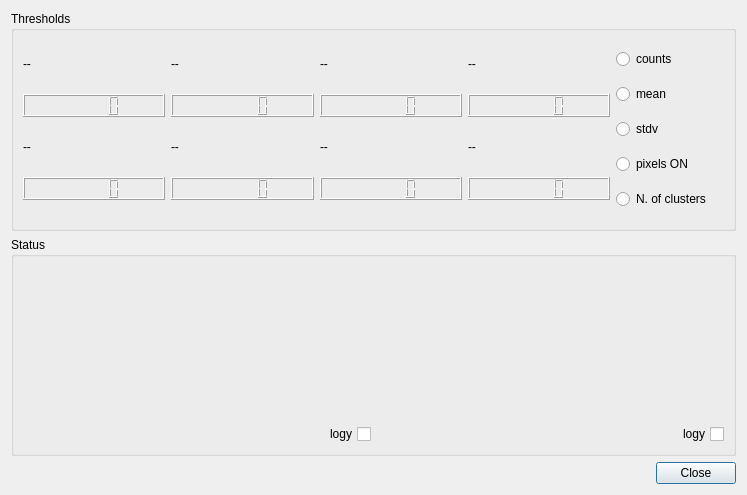
Qt form SpidrMpx3Eq/mtrDialog.ui (navrit/dexter) before a commit.
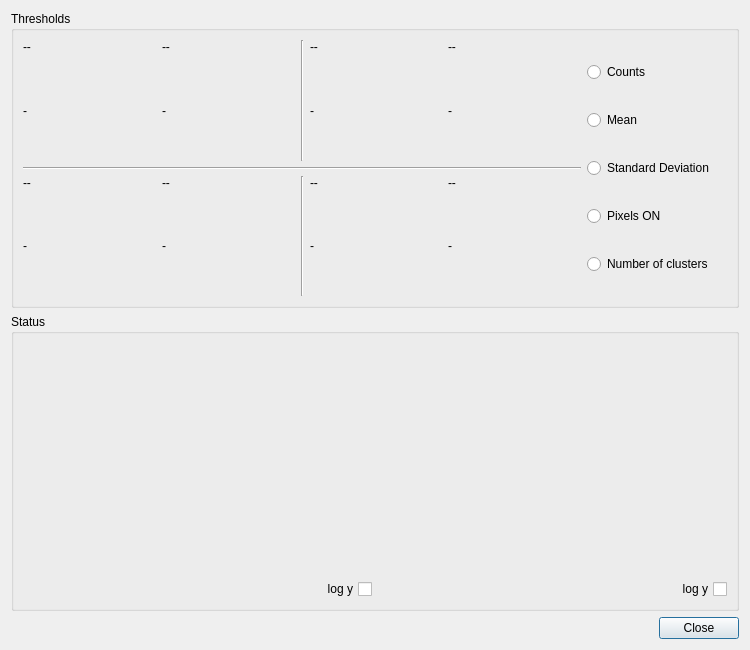
The same form after that commit. Custom widgets are drawn as their Qt base class.

Commit message: 1. UI tweaks - LCD numbers are hard to read - changed to normal QLabels 2. Added some .bin file

```diff
--- a/SpidrMpx3Eq/mtrDialog.ui
+++ b/SpidrMpx3Eq/mtrDialog.ui
@@ -6,10 +6,22 @@
    <rect>
     <x>0</x>
     <y>0</y>
-    <width>747</width>
-    <height>495</height>
+    <width>750</width>
+    <height>650</height>
    </rect>
   </property>
+  <property name="sizePolicy">
+   <sizepolicy hsizetype="Minimum" vsizetype="Minimum">
+    <horstretch>0</horstretch>
+    <verstretch>0</verstretch>
+   </sizepolicy>
+  </property>
+  <property name="minimumSize">
+   <size>
+    <width>750</width>
+    <height>600</height>
+   </size>
+  </property>
   <property name="windowTitle">
    <string>Dialog</string>
   </property>
@@ -67,26 +79,26 @@
               </property>
              </widget>
             </item>
-            <item row="0" column="2">
-             <widget class="QLabel" name="thl2Label">
-              <property name="sizePolicy">
-               <sizepolicy hsizetype="Preferred" vsizetype="Fixed">
-                <horstretch>0</horstretch>
-                <verstretch>0</verstretch>
-               </sizepolicy>
-              </property>
-              <property name="text">
-               <string>--</string>
-              </property>
-              <property name="textFormat">
-               <enum>Qt::RichText</enum>
-              </property>
-              <property name="alignment">
-               <set>Qt::AlignBottom|Qt::AlignLeading|Qt::AlignLeft</set>
-              </property>
-             </widget>
-            </item>
             <item row="0" column="3">
+             <widget class="QLabel" name="thl2Label">
+              <property name="sizePolicy">
+               <sizepolicy hsizetype="Preferred" vsizetype="Fixed">
+                <horstretch>0</horstretch>
+                <verstretch>0</verstretch>
+               </sizepolicy>
+              </property>
+              <property name="text">
+               <string>--</string>
+              </property>
+              <property name="textFormat">
+               <enum>Qt::RichText</enum>
+              </property>
+              <property name="alignment">
+               <set>Qt::AlignBottom|Qt::AlignLeading|Qt::AlignLeft</set>
+              </property>
+             </widget>
+            </item>
+            <item row="0" column="4">
              <widget class="QLabel" name="thl3Label">
               <property name="sizePolicy">
                <sizepolicy hsizetype="Preferred" vsizetype="Fixed">
@@ -102,47 +114,7 @@
               </property>
              </widget>
             </item>
-            <item row="1" column="0">
-             <widget class="QLCDNumber" name="lcdNumber0">
-              <property name="sizePolicy">
-               <sizepolicy hsizetype="Minimum" vsizetype="Fixed">
-                <horstretch>0</horstretch>
-                <verstretch>0</verstretch>
-               </sizepolicy>
-              </property>
-             </widget>
-            </item>
-            <item row="1" column="1">
-             <widget class="QLCDNumber" name="lcdNumber1">
-              <property name="sizePolicy">
-               <sizepolicy hsizetype="Minimum" vsizetype="Fixed">
-                <horstretch>0</horstretch>
-                <verstretch>0</verstretch>
-               </sizepolicy>
-              </property>
-             </widget>
-            </item>
-            <item row="1" column="2">
-             <widget class="QLCDNumber" name="lcdNumber2">
-              <property name="sizePolicy">
-               <sizepolicy hsizetype="Minimum" vsizetype="Fixed">
-                <horstretch>0</horstretch>
-                <verstretch>0</verstretch>
-               </sizepolicy>
-              </property>
-             </widget>
-            </item>
-            <item row="1" column="3">
-             <widget class="QLCDNumber" name="lcdNumber3">
-              <property name="sizePolicy">
-               <sizepolicy hsizetype="Minimum" vsizetype="Fixed">
-                <horstretch>0</horstretch>
-                <verstretch>0</verstretch>
-               </sizepolicy>
-              </property>
-             </widget>
-            </item>
-            <item row="2" column="0">
+            <item row="3" column="0">
              <widget class="QLabel" name="thl4Label">
               <property name="sizePolicy">
                <sizepolicy hsizetype="Preferred" vsizetype="Fixed">
@@ -161,7 +133,7 @@
               </property>
              </widget>
             </item>
-            <item row="2" column="1">
+            <item row="3" column="1">
              <widget class="QLabel" name="thl5Label">
               <property name="sizePolicy">
                <sizepolicy hsizetype="Preferred" vsizetype="Fixed">
@@ -177,7 +149,7 @@
               </property>
              </widget>
             </item>
-            <item row="2" column="2">
+            <item row="3" column="3">
              <widget class="QLabel" name="thl6Label">
               <property name="sizePolicy">
                <sizepolicy hsizetype="Preferred" vsizetype="Fixed">
@@ -196,7 +168,7 @@
               </property>
              </widget>
             </item>
-            <item row="2" column="3">
+            <item row="3" column="4">
              <widget class="QLabel" name="thl7Label">
               <property name="sizePolicy">
                <sizepolicy hsizetype="Preferred" vsizetype="Fixed">
@@ -212,43 +184,80 @@
               </property>
              </widget>
             </item>
-            <item row="3" column="0">
-             <widget class="QLCDNumber" name="lcdNumber4">
-              <property name="sizePolicy">
-               <sizepolicy hsizetype="Minimum" vsizetype="Fixed">
-                <horstretch>0</horstretch>
-                <verstretch>0</verstretch>
-               </sizepolicy>
+            <item row="4" column="3">
+             <widget class="QLabel" name="lcdNumber6">
+              <property name="text">
+               <string>-</string>
               </property>
              </widget>
             </item>
-            <item row="3" column="1">
-             <widget class="QLCDNumber" name="lcdNumber5">
-              <property name="sizePolicy">
-               <sizepolicy hsizetype="Minimum" vsizetype="Fixed">
-                <horstretch>0</horstretch>
-                <verstretch>0</verstretch>
-               </sizepolicy>
+            <item row="1" column="4">
+             <widget class="QLabel" name="lcdNumber3">
+              <property name="text">
+               <string>-</string>
               </property>
              </widget>
             </item>
-            <item row="3" column="2">
-             <widget class="QLCDNumber" name="lcdNumber6">
-              <property name="sizePolicy">
-               <sizepolicy hsizetype="Minimum" vsizetype="Fixed">
-                <horstretch>0</horstretch>
-                <verstretch>0</verstretch>
-               </sizepolicy>
+            <item row="1" column="1">
+             <widget class="QLabel" name="lcdNumber1">
+              <property name="text">
+               <string>-</string>
               </property>
              </widget>
             </item>
-            <item row="3" column="3">
-             <widget class="QLCDNumber" name="lcdNumber7">
-              <property name="sizePolicy">
-               <sizepolicy hsizetype="Minimum" vsizetype="Fixed">
-                <horstretch>0</horstretch>
-                <verstretch>0</verstretch>
-               </sizepolicy>
+            <item row="4" column="0">
+             <widget class="QLabel" name="lcdNumber4">
+              <property name="text">
+               <string>-</string>
+              </property>
+             </widget>
+            </item>
+            <item row="1" column="0">
+             <widget class="QLabel" name="lcdNumber0">
+              <property name="text">
+               <string>-</string>
+              </property>
+             </widget>
+            </item>
+            <item row="4" column="4">
+             <widget class="QLabel" name="lcdNumber7">
+              <property name="text">
+               <string>-</string>
+              </property>
+             </widget>
+            </item>
+            <item row="1" column="3">
+             <widget class="QLabel" name="lcdNumber2">
+              <property name="text">
+               <string>-</string>
+              </property>
+             </widget>
+            </item>
+            <item row="2" column="0" colspan="5">
+             <widget class="Line" name="lineHorizontal">
+              <property name="orientation">
+               <enum>Qt::Horizontal</enum>
+              </property>
+             </widget>
+            </item>
+            <item row="4" column="1">
+             <widget class="QLabel" name="lcdNumber5">
+              <property name="text">
+               <string>-</string>
+              </property>
+             </widget>
+            </item>
+            <item row="3" column="2" rowspan="2">
+             <widget class="Line" name="line">
+              <property name="orientation">
+               <enum>Qt::Vertical</enum>
+              </property>
+             </widget>
+            </item>
+            <item row="0" column="2" rowspan="2">
+             <widget class="Line" name="line_2">
+              <property name="orientation">
+               <enum>Qt::Vertical</enum>
               </property>
              </widget>
             </item>
@@ -268,7 +277,7 @@
                <string>Sum of counts in all pixels</string>
               </property>
               <property name="text">
-               <string>counts</string>
+               <string>Counts</string>
               </property>
              </widget>
             </item>
@@ -284,7 +293,7 @@
                <string>mean</string>
               </property>
               <property name="text">
-               <string>mean</string>
+               <string>Mean</string>
               </property>
              </widget>
             </item>
@@ -300,7 +309,7 @@
                <string>Standard deviation</string>
               </property>
               <property name="text">
-               <string>stdv</string>
+               <string>Standard Deviation</string>
               </property>
              </widget>
             </item>
@@ -316,7 +325,7 @@
                <string>Number of pixels ON</string>
               </property>
               <property name="text">
-               <string>pixels ON</string>
+               <string>Pixels ON</string>
               </property>
              </widget>
             </item>
@@ -332,7 +341,7 @@
                <string>Number of clusters found (Clustering algorithm running)</string>
               </property>
               <property name="text">
-               <string>N. of clusters</string>
+               <string>Number of clusters</string>
               </property>
              </widget>
             </item>
@@ -388,7 +397,10 @@
              <enum>Qt::RightToLeft</enum>
             </property>
             <property name="text">
-             <string>logy</string>
+             <string>log y</string>
+            </property>
+            <property name="checked">
+             <bool>false</bool>
             </property>
            </widget>
           </item>
@@ -401,7 +413,10 @@
              <enum>Qt::RightToLeft</enum>
             </property>
             <property name="text">
-             <string>logy</string>
+             <string>log y</string>
+            </property>
+            <property name="checked">
+             <bool>false</bool>
             </property>
            </widget>
           </item>
```
Left out of the diff: 4 changed lines with no effect on the pictures. The commit also changes 2 other files.
